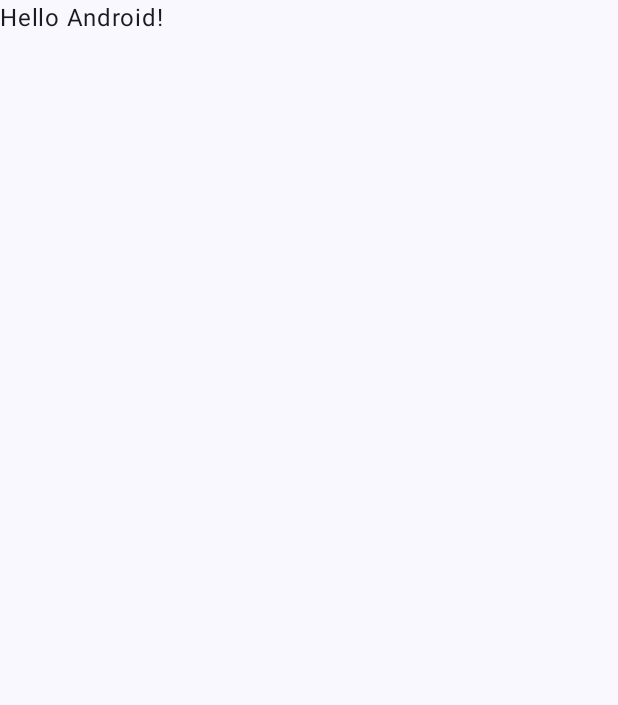
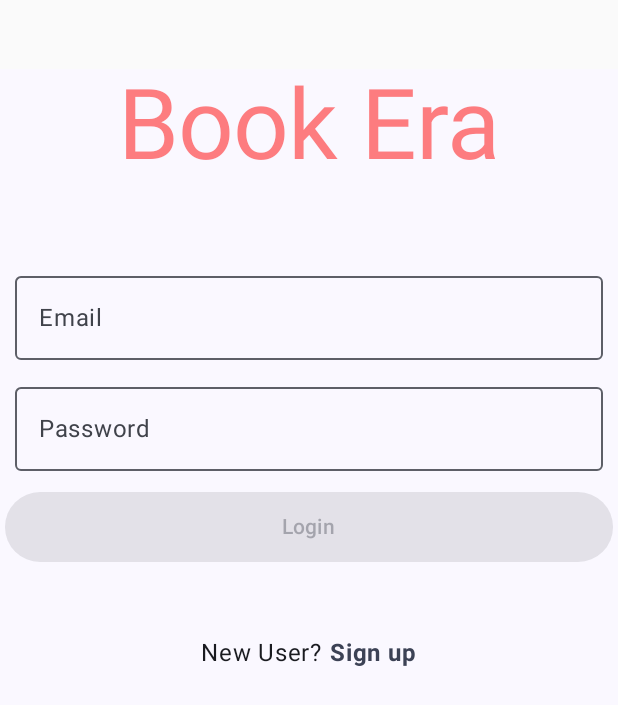
Before and after one commit to gitatharvaa/BookEra, an Android app built with Jetpack Compose: the screen it shows after launch (MainActivity), on a phone screen of 412 x 824 dp. Before the commit the part shown is almost empty. Shown: the top 705 px of the screen. Run offline under Robolectric (Android 15) with nearby library versions, the phone set to English and light mode, and no system bars; our stand-ins replace Dagger/Hilt's generated code, Firebase (no records; nobody signed in at launch, a user with empty details on screens opened directly).

Commit message:
Splash Screen and Login Screen done

```diff
--- a/app/src/main/AndroidManifest.xml
+++ b/app/src/main/AndroidManifest.xml
@@ -3,6 +3,7 @@
     xmlns:tools="http://schemas.android.com/tools">
 
     <application
+        android:name=".ReaderApplication"
         android:allowBackup="true"
         android:dataExtractionRules="@xml/data_extraction_rules"
         android:fullBackupContent="@xml/backup_rules"
--- a/app/src/main/java/com/example/bookera/MainActivity.kt
+++ b/app/src/main/java/com/example/bookera/MainActivity.kt
@@ -1,47 +1,64 @@
 package com.example.bookera
 
 import android.os.Bundle
+import android.util.Log
 import androidx.activity.ComponentActivity
 import androidx.activity.compose.setContent
 import androidx.activity.enableEdgeToEdge
+import androidx.compose.foundation.layout.Arrangement
+import androidx.compose.foundation.layout.Column
 import androidx.compose.foundation.layout.fillMaxSize
 import androidx.compose.foundation.layout.padding
+import androidx.compose.material3.MaterialTheme
 import androidx.compose.material3.Scaffold
+import androidx.compose.material3.Surface
 import androidx.compose.material3.Text
 import androidx.compose.runtime.Composable
+import androidx.compose.ui.Alignment
 import androidx.compose.ui.Modifier
 import androidx.compose.ui.tooling.preview.Preview
+import androidx.compose.ui.unit.dp
+import com.example.bookera.navigation.ReaderNavigation
 import com.example.bookera.ui.theme.BookEraTheme
+import com.google.firebase.firestore.FirebaseFirestore
+import dagger.hilt.android.AndroidEntryPoint
 
+
+@AndroidEntryPoint
 class MainActivity : ComponentActivity() {
     override fun onCreate(savedInstanceState: Bundle?) {
         super.onCreate(savedInstanceState)
         enableEdgeToEdge()
         setContent {
             BookEraTheme {
-                Scaffold(modifier = Modifier.fillMaxSize()) { innerPadding ->
-                    Greeting(
-                        name = "Android",
-                        modifier = Modifier.padding(innerPadding)
-                    )
-                }
+                ReaderApp()
             }
         }
     }
 }
 
+
 @Composable
-fun Greeting(name: String, modifier: Modifier = Modifier) {
-    Text(
-        text = "Hello $name!",
-        modifier = modifier
-    )
+fun ReaderApp() {
+
+    Surface(color = MaterialTheme.colorScheme.background,
+        modifier = Modifier
+            .fillMaxSize()
+            .padding(top = 46.dp)) {
+        Column(verticalArrangement = Arrangement.Center,
+            horizontalAlignment = Alignment.CenterHorizontally) {
+            ReaderNavigation()
+
+        }
+    }
+
 }
+
 
 @Preview(showBackground = true)
 @Composable
 fun GreetingPreview() {
     BookEraTheme {
-        Greeting("Android")
+
     }
 }
--- /dev/null
+++ b/app/src/main/java/com/example/bookera/ReaderApplication.kt
@@ -0,0 +1,8 @@
+package com.example.bookera
+
+import android.app.Application
+import dagger.hilt.android.HiltAndroidApp
+
+
+@HiltAndroidApp
+class ReaderApplication: Application() {}
--- /dev/null
+++ b/app/src/main/java/com/example/bookera/components/Components.kt
@@ -0,0 +1,127 @@
+package com.example.bookera.components
+
+import androidx.compose.foundation.layout.fillMaxWidth
+import androidx.compose.foundation.layout.padding
+import androidx.compose.foundation.text.KeyboardActions
+import androidx.compose.foundation.text.KeyboardOptions
+import androidx.compose.material.icons.Icons
+import androidx.compose.material.icons.filled.Close
+import androidx.compose.material3.IconButton
+import androidx.compose.material3.MaterialTheme
+import androidx.compose.material3.OutlinedTextField
+import androidx.compose.material3.Text
+import androidx.compose.runtime.Composable
+import androidx.compose.runtime.MutableState
+import androidx.compose.ui.Modifier
+import androidx.compose.ui.graphics.Color
+import androidx.compose.ui.text.TextStyle
+import androidx.compose.ui.text.input.ImeAction
+import androidx.compose.ui.text.input.KeyboardType
+import androidx.compose.ui.text.input.PasswordVisualTransformation
+import androidx.compose.ui.text.input.VisualTransformation
+import androidx.compose.ui.unit.dp
+import androidx.compose.ui.unit.sp
+
+@Composable
+fun BookEraLogo(modifier: Modifier = Modifier) {
+    Text(
+        text = "Book Era",
+        fontSize = 65.sp,
+        modifier = modifier.padding(bottom = 30.dp),
+        style = MaterialTheme.typography.headlineLarge,
+        color = Color.Red.copy(alpha = 0.5f)
+    )
+}
+
+@Composable
+fun EmailInput(
+    modifier: Modifier = Modifier,
+    emailState: MutableState<String>,
+    labelId: String = "Email",
+    enabled: Boolean = true,
+    imeAction: ImeAction = ImeAction.Next,
+    onAction: KeyboardActions = KeyboardActions.Default
+) {
+    InputField(modifier = modifier,
+        valueState = emailState,
+        labelId = labelId,
+        enabled = enabled,
+        keyboardType = KeyboardType.Email,
+        imeAction = imeAction,
+        onAction = onAction)
+
+
+}
+
+@Composable
+fun InputField(
+    modifier: Modifier = Modifier,
+    valueState: MutableState<String>,
+    labelId: String,
+    enabled: Boolean,
+    isSingleLine: Boolean = true,
+    keyboardType: KeyboardType = KeyboardType.Text,
+    imeAction: ImeAction = ImeAction.Next,
+    onAction: KeyboardActions = KeyboardActions.Default
+) {
+
+    OutlinedTextField(
+        value = valueState.value,
+        onValueChange = { valueState.value = it },
+        label = { Text(text = labelId) },
+        singleLine = isSingleLine,
+        textStyle = TextStyle(
+            fontSize = 18.sp,
+            color = MaterialTheme.colorScheme.onBackground
+        ),
+        modifier = modifier
+            .padding(bottom = 10.dp, start = 10.dp, end = 10.dp)
+            .fillMaxWidth(),
+        enabled = enabled,
+        keyboardOptions = KeyboardOptions(keyboardType = keyboardType, imeAction = imeAction),
+        keyboardActions = onAction
+    )
+}
+
+@Composable
+fun PasswordInput(
+    modifier: Modifier,
+    passwordState: MutableState<String>,
+    labelId: String,
+    enabled: Boolean,
+    passwordVisibility: MutableState<Boolean>,
+    imeAction: ImeAction = ImeAction.Done,
+    onAction: KeyboardActions = KeyboardActions.Default,
+) {
+
+    val visualTransformation = if (passwordVisibility.value) VisualTransformation.None else
+        PasswordVisualTransformation()
+    OutlinedTextField(value = passwordState.value,
+        onValueChange = {
+            passwordState.value = it
+        },
+        label = { Text(text = labelId)},
+        singleLine = true,
+        textStyle = TextStyle(fontSize = 18.sp, color = MaterialTheme.colorScheme.onBackground),
+        modifier = modifier
+            .padding(bottom = 10.dp, start = 10.dp, end = 10.dp)
+            .fillMaxWidth(),
+        enabled = enabled,
+        keyboardOptions = KeyboardOptions(
+            keyboardType = KeyboardType.Password,
+            imeAction = imeAction),
+        visualTransformation = visualTransformation,
+        trailingIcon = {PasswordVisibility(passwordVisibility = passwordVisibility)},
+        keyboardActions = onAction)
+
+}
+
+@Composable
+fun PasswordVisibility(passwordVisibility: MutableState<Boolean>) {
+    val visible = passwordVisibility.value
+    IconButton(onClick = { passwordVisibility.value = !visible}) {
+        Icons.Default.Close
+
+    }
+
+}
--- /dev/null
+++ b/app/src/main/java/com/example/bookera/di/AppModule.kt
@@ -0,0 +1,15 @@
+package com.example.bookera.di
+
+import com.google.firebase.firestore.FirebaseFirestore
+import dagger.Module
+import dagger.Provides
+import dagger.hilt.InstallIn
+import dagger.hilt.components.SingletonComponent
+import retrofit2.Retrofit
+import javax.inject.Singleton
+
+@Module
+@InstallIn(SingletonComponent::class)
+object AppModule { //will be used for creating instances, eg:repository, database, etc.
+
+}
--- /dev/null
+++ b/app/src/main/java/com/example/bookera/navigation/ReaderNavigation.kt
@@ -0,0 +1,33 @@
+package com.example.bookera.navigation
+
+import androidx.compose.runtime.Composable
+import androidx.navigation.compose.NavHost
+import androidx.navigation.compose.composable
+import androidx.navigation.compose.rememberNavController
+import com.example.bookera.screens.ReaderSplashScreen
+import com.example.bookera.screens.home.Home
+import com.example.bookera.screens.login.ReaderLoginScreen
+
+
+@Composable
+fun  ReaderNavigation() {
+    /* will allow us to be able to put together all the screens
+    and navigate between them */
+        val navController = rememberNavController()
+        NavHost(navController = navController,
+            startDestination = ReaderScreens.SplashScreen.name ){
+
+            composable(ReaderScreens.SplashScreen.name) {
+                ReaderSplashScreen(navController = navController)//backstack entry
+            }
+
+            composable(ReaderScreens.ReaderHomeScreen.name) {
+                Home(navController = navController)
+            }
+            composable(ReaderScreens.LoginScreen.name) {
+                ReaderLoginScreen(navController = navController)
+            }
+
+        }
+
+    }
--- /dev/null
+++ b/app/src/main/java/com/example/bookera/navigation/ReaderScreens.kt
@@ -0,0 +1,29 @@
+package com.example.bookera.navigation
+
+enum class ReaderScreens { //a enum class that will contain roots of all
+                           //the screens in the app
+    SplashScreen,
+    LoginScreen,
+    CreateAccountScreen,
+    ReaderHomeScreen,
+    SearchScreen,
+    DetailScreen,
+    UpdateScreen,
+    ReaderStatsScreen;
+
+    companion object {
+        fun fromRoute(route: String?): ReaderScreens
+                = when(route?.substringBefore("/")) {
+            SplashScreen.name -> SplashScreen
+            LoginScreen.name -> LoginScreen
+            CreateAccountScreen.name -> CreateAccountScreen
+            ReaderHomeScreen.name -> ReaderHomeScreen
+            SearchScreen.name -> SearchScreen
+            DetailScreen.name -> DetailScreen
+            UpdateScreen.name -> UpdateScreen
+            ReaderStatsScreen.name -> ReaderStatsScreen
+            null -> ReaderHomeScreen
+            else -> throw IllegalArgumentException("Route $route is not recognized")
+        }
+    }
+}
--- /dev/null
+++ b/app/src/main/java/com/example/bookera/screens/ReaderSplashScreen.kt
@@ -0,0 +1,87 @@
+package com.example.bookera.screens
+
+import android.view.animation.OvershootInterpolator
+import androidx.compose.animation.core.Animatable
+import androidx.compose.animation.core.tween
+import androidx.compose.foundation.BorderStroke
+import androidx.compose.foundation.layout.Arrangement
+import androidx.compose.foundation.layout.Column
+import androidx.compose.foundation.layout.Spacer
+import androidx.compose.foundation.layout.height
+import androidx.compose.foundation.layout.padding
+import androidx.compose.foundation.layout.size
+import androidx.compose.foundation.shape.CircleShape
+import androidx.compose.material3.MaterialTheme
+import androidx.compose.material3.Surface
+import androidx.compose.material3.Text
+import androidx.compose.runtime.Composable
+import androidx.compose.runtime.LaunchedEffect
+import androidx.compose.runtime.remember
+import androidx.compose.ui.Alignment
+import androidx.compose.ui.Modifier
+import androidx.compose.ui.draw.scale
+import androidx.compose.ui.graphics.Color
+import androidx.compose.ui.platform.LocalContext
+import androidx.compose.ui.tooling.preview.Preview
+import androidx.compose.ui.unit.dp
+import androidx.navigation.NavController
+import com.example.bookera.components.BookEraLogo
+import com.example.bookera.navigation.ReaderScreens
+import com.google.firebase.auth.FirebaseAuth
+import kotlinx.coroutines.delay
+
+
+@Composable
+fun ReaderSplashScreen(navController: NavController) {
+
+    val scale = remember {
+        Animatable(0f)
+    }
+    LaunchedEffect(key1 = true ){
+        scale.animateTo(targetValue = 0.9f,
+            animationSpec = tween(durationMillis = 2500,
+                easing = {
+                    OvershootInterpolator(5f)
+                        .getInterpolation(it)
+                }))
+        delay(1000L)
+
+        //to see if the user is already logged in or not
+        //if not, then navigate to login screen
+        //if yes, then navigate to home screen
+        if (FirebaseAuth.getInstance().currentUser?.email.isNullOrEmpty()){
+            navController.navigate(ReaderScreens.LoginScreen.name)
+        }else {
+            navController.navigate(ReaderScreens.ReaderHomeScreen.name)
+        }
+
+
+
+
+    }
+
+    Surface(modifier = Modifier
+        .padding(15.dp)
+        .size(330.dp)
+        .scale(scale.value),
+        shape = CircleShape,
+        color = Color.White,
+        border = BorderStroke(width = 2.dp,
+            color = Color.LightGray)) {
+        Column(modifier = Modifier
+            .padding(1.dp),
+            horizontalAlignment = Alignment.CenterHorizontally,
+            verticalArrangement = Arrangement.Center) {
+            BookEraLogo()
+            Spacer(modifier = Modifier.height(25.dp))
+            Text(text = "\"A new Era of Reading\"",
+                style = MaterialTheme.typography.headlineSmall,
+                color = Color.Black.copy(alpha = 0.7f))
+
+
+        }
+    }
+
+
+
+}
--- /dev/null
+++ b/app/src/main/java/com/example/bookera/screens/details/ReaderBookDetailsScreen.kt
@@ -0,0 +1,8 @@
+package com.example.bookera.screens.details
+
+import androidx.compose.runtime.Composable
+
+@Composable
+fun BookDetailsScreen() {
+
+}
--- /dev/null
+++ b/app/src/main/java/com/example/bookera/screens/home/ReaderHomeScreen.kt
@@ -0,0 +1,9 @@
+package com.example.bookera.screens.home
+
+import androidx.compose.runtime.Composable
+import androidx.navigation.NavController
+
+@Composable
+fun Home(navController: NavController){
+
+}
--- /dev/null
+++ b/app/src/main/java/com/example/bookera/screens/login/ReaderLoginScreen.kt
@@ -0,0 +1,170 @@
+package com.example.bookera.screens.login
+
+import androidx.compose.foundation.background
+import androidx.compose.foundation.clickable
+import androidx.compose.foundation.layout.Arrangement
+import androidx.compose.foundation.layout.Column
+import androidx.compose.foundation.layout.Row
+import androidx.compose.foundation.layout.Spacer
+import androidx.compose.foundation.layout.fillMaxSize
+import androidx.compose.foundation.layout.fillMaxWidth
+import androidx.compose.foundation.layout.height
+import androidx.compose.foundation.layout.padding
+import androidx.compose.foundation.layout.size
+import androidx.compose.foundation.rememberScrollState
+import androidx.compose.foundation.shape.CircleShape
+import androidx.compose.foundation.text.KeyboardActions
+import androidx.compose.foundation.verticalScroll
+import androidx.compose.material3.Button
+import androidx.compose.material3.CircularProgressIndicator
+import androidx.compose.material3.MaterialTheme
+import androidx.compose.material3.Surface
+import androidx.compose.material3.Text
+import androidx.compose.runtime.Composable
+import androidx.compose.runtime.mutableStateOf
+import androidx.compose.runtime.remember
+import androidx.compose.runtime.saveable.rememberSaveable
+import androidx.compose.ui.Alignment
+import androidx.compose.ui.Modifier
+import androidx.compose.ui.focus.FocusRequester
+import androidx.compose.ui.focus.focusRequester
+import androidx.compose.ui.platform.LocalSoftwareKeyboardController
+import androidx.compose.ui.res.stringResource
+import androidx.compose.ui.text.font.FontWeight
+import androidx.compose.ui.tooling.preview.Preview
+import androidx.compose.ui.unit.dp
+import androidx.navigation.NavController
+import com.example.bookera.R
+import com.example.bookera.components.BookEraLogo
+import com.example.bookera.components.EmailInput
+import com.example.bookera.components.PasswordInput
+
+@Composable
+fun ReaderLoginScreen(
+    navController: NavController,
+    //viewModel: LoginScreenViewModel = androidx.lifecycle.viewmodel.compose.viewModel()
+) {
+    val showLoginForm = rememberSaveable { mutableStateOf(true) }
+
+    Surface(modifier = Modifier.fillMaxSize()) {
+        Column(horizontalAlignment = Alignment.CenterHorizontally,
+            verticalArrangement = Arrangement.Top) {
+
+            BookEraLogo()
+
+            if (showLoginForm.value) {
+                //to check if we want to show the user form or not
+                UserForm(loading = false, isCreateAccount = false) { email, password -> }
+            } else {
+                UserForm(loading = false, isCreateAccount = true) { email, password -> }
+                }
+            }
+        Spacer(modifier = Modifier.height(15.dp))
+        Row(
+            modifier = Modifier.padding(15.dp),
+            horizontalArrangement = Arrangement.Center,
+            verticalAlignment = Alignment.CenterVertically
+        ) {
+            val text = if (showLoginForm.value) "Sign up" else "Login"
+            Text(text = "New User?")
+            Text(text,
+                modifier = Modifier
+                    .clickable {
+                        showLoginForm.value = !showLoginForm.value
+
+                    }
+                    .padding(start = 5.dp),
+                fontWeight = FontWeight.Bold,
+                color = MaterialTheme.colorScheme.secondary)//secondaryVariant
+        }
+    }
+}
+
+
+@Preview
+@Composable
+fun UserForm( //in here UI of email,password text field and submit button is kept together
+    loading: Boolean = false,
+    isCreateAccount: Boolean = false,
+    onDone: (String, String) -> Unit = { email, pwd ->}
+) {
+    /* when we rememberSaveable, we can save the state of the even when user
+     rotates his/her device, this wont happen in case of remember */
+    val email = rememberSaveable { mutableStateOf("") }
+    val password = rememberSaveable { mutableStateOf("") }
+    val passwordVisibility = rememberSaveable { mutableStateOf(false) }
+    val passwordFocusRequest = FocusRequester.Default
+    val keyboardController = LocalSoftwareKeyboardController.current //we want to get control over the keyboard
+    val valid = remember(email.value, password.value) {
+        email.value.trim().isNotEmpty() && password.value.trim().isNotEmpty()
+    }
+/* Here a scroll view is created to make the form scrollable, when keyboard gets
+ pop out from below so that the form is visible*/
+    val modifier = Modifier
+        .height(250.dp)
+        .background(MaterialTheme.colorScheme.background)
+        .verticalScroll(rememberScrollState())
+
+
+    Column(modifier = Modifier.padding(bottom = 10.dp),
+        horizontalAlignment = Alignment.CenterHorizontally) {
+        if (isCreateAccount) {
+            Text(text = stringResource(id = R.string.create_acct),
+                modifier = Modifier.padding(4.dp))
+        } else {
+            Text("")
+        }
+        EmailInput(
+            emailState = email, enabled = !loading,
+            onAction = KeyboardActions {
+                passwordFocusRequest.requestFocus()//after email input by user
+                //focus on password input
+            },
+        )
+        PasswordInput(
+            modifier = Modifier.focusRequester(passwordFocusRequest),
+            passwordState = password,
+            labelId = "Password",
+            enabled = !loading,
+            passwordVisibility = passwordVisibility,
+            onAction = KeyboardActions {
+                if (!valid) return@KeyboardActions
+                onDone(email.value.trim(), password.value.trim())//this is a callback func.
+                //that will take in the email and password
+            })
+
+        SubmitButton(
+            textId = if (isCreateAccount) "Create Account" else "Login",
+            loading = loading,
+            validInputs = valid
+        ){
+            onDone(email.value.trim(), password.value.trim())
+            keyboardController?.hide()//after login button is clicked, keyboard gets hide
+        }
+
+
+
+    }
+
+
+}
+
+@Composable
+fun SubmitButton(textId: String,
+                 loading: Boolean,
+                 validInputs: Boolean,
+                 onClick: () -> Unit) {
+    Button(
+        onClick = onClick,
+        modifier = Modifier
+            .padding(3.dp)
+            .fillMaxWidth(),
+        enabled = !loading && validInputs, //so that user dont click on button,
+        //if input is null in both the sections.
+        shape = CircleShape
+    ) {
+        if (loading) CircularProgressIndicator(modifier = Modifier.size(25.dp))
+        else Text(text = textId, modifier = Modifier.padding(5.dp))
+
+    }
+}
--- /dev/null
+++ b/app/src/main/java/com/example/bookera/screens/search/ReaderBookSearchScreen.kt
@@ -0,0 +1,8 @@
+package com.example.bookera.screens.search
+
+import androidx.compose.runtime.Composable
+
+@Composable
+fun SearchScreen() {
+
+}
--- /dev/null
+++ b/app/src/main/java/com/example/bookera/screens/stats/ReaderStatsScreen.kt
@@ -0,0 +1,8 @@
+package com.example.bookera.screens.stats
+
+import androidx.compose.runtime.Composable
+
+@Composable
+fun ReaderStatsScreen() {
+
+}
--- /dev/null
+++ b/app/src/main/java/com/example/bookera/screens/update/ReaderBookUpdateScreen.kt
@@ -0,0 +1,8 @@
+package com.example.bookera.screens.update
+
+import androidx.compose.runtime.Composable
+
+@Composable
+fun BookUpdateScreen(){
+
+}
--- a/app/src/main/res/values/strings.xml
+++ b/app/src/main/res/values/strings.xml
@@ -1,3 +1,5 @@
 <resources>
     <string name="app_name">BookEra</string>
+    <string name="create_acct">Please enter a valid email and password
+        that is at least 6 characters long</string>
 </resources>
```
